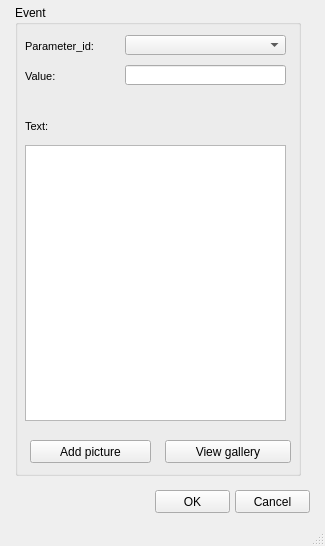
Old version of the form ui/event_standard.ui in the repository Giswater/giswater_qgis_plugin.
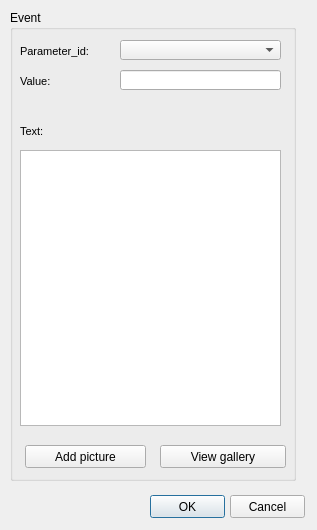
New version of the form.

Diff of the .ui file:
```diff
--- a/ui/event_standard.ui
+++ b/ui/event_standard.ui
@@ -1,24 +1,23 @@
 <?xml version="1.0" encoding="UTF-8"?>
 <ui version="4.0">
- <class>MainWindow</class>
- <widget class="QMainWindow" name="MainWindow">
+ <class>Dialog</class>
+ <widget class="QDialog" name="Dialog">
   <property name="geometry">
    <rect>
     <x>0</x>
     <y>0</y>
-    <width>325</width>
-    <height>546</height>
+    <width>317</width>
+    <height>530</height>
    </rect>
   </property>
   <property name="windowTitle">
    <string>MainWindow</string>
   </property>
-  <widget class="QWidget" name="centralwidget">
    <widget class="QPushButton" name="pushButton_2">
     <property name="geometry">
      <rect>
-      <x>155</x>
-      <y>490</y>
+     <x>150</x>
+     <y>495</y>
       <width>75</width>
       <height>23</height>
      </rect>
@@ -30,8 +29,8 @@
    <widget class="QPushButton" name="pushButton_3">
     <property name="geometry">
      <rect>
-      <x>235</x>
-      <y>490</y>
+     <x>230</x>
+     <y>495</y>
       <width>75</width>
       <height>23</height>
      </rect>
@@ -43,8 +42,8 @@
    <widget class="QGroupBox" name="groupBox">
     <property name="geometry">
      <rect>
-      <x>15</x>
-      <y>5</y>
+     <x>10</x>
+     <y>10</y>
       <width>286</width>
       <height>471</height>
      </rect>
@@ -227,8 +226,6 @@
      </property>
     </widget>
    </widget>
-  </widget>
-  <widget class="QStatusBar" name="statusbar"/>
  </widget>
  <resources/>
  <connections/>
```
Left out of the diff: 6 changed lines with no effect on the pictures. Lines whose indentation alone changed are shown as unchanged.
